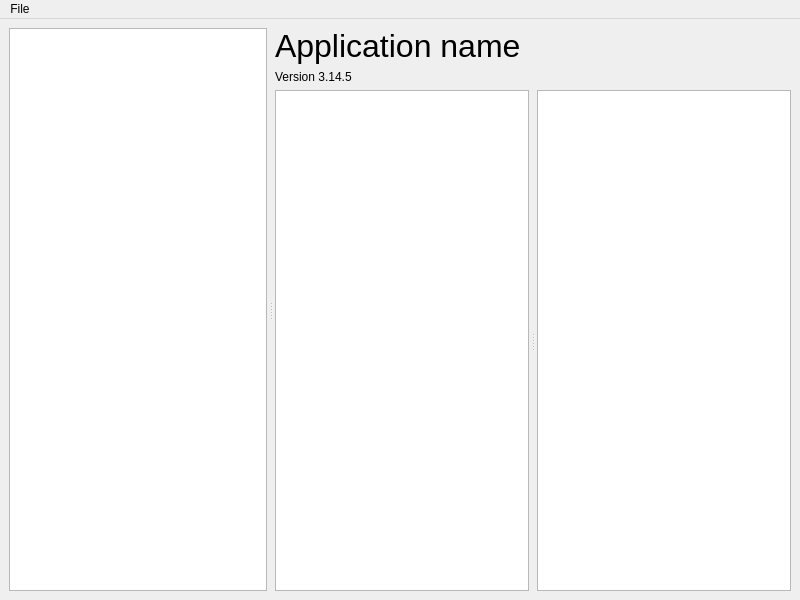
This is src/presentation/windows/MainWindow.ui in bartkessels/it-depends as Qt 5 draws it before an edit. The edited form follows.
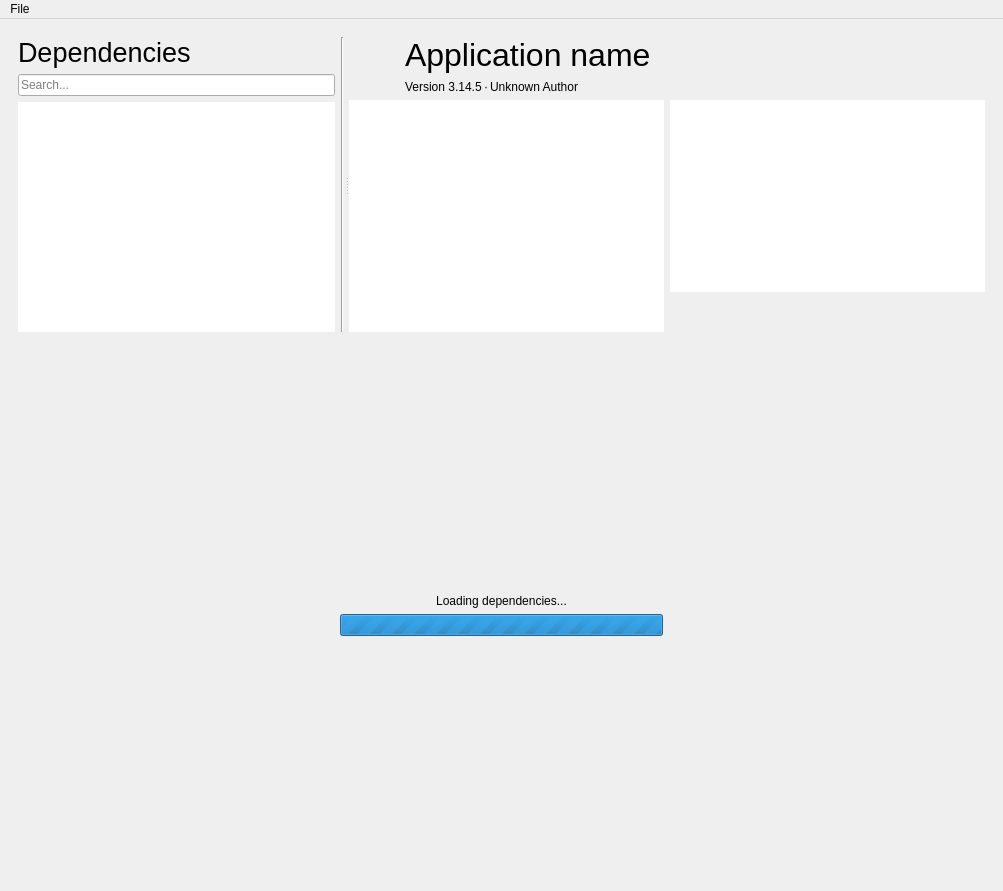
This is the edited form.

```diff
--- a/src/presentation/windows/MainWindow.ui
+++ b/src/presentation/windows/MainWindow.ui
@@ -6,121 +6,923 @@
    <rect>
     <x>0</x>
     <y>0</y>
-    <width>800</width>
-    <height>600</height>
+    <width>1003</width>
+    <height>891</height>
    </rect>
   </property>
   <property name="windowTitle">
    <string>It Depends</string>
   </property>
   <widget class="QWidget" name="centralwidget">
-   <layout class="QGridLayout" name="gridLayout">
-    <item row="0" column="0">
-     <widget class="QSplitter" name="verticalSplitter">
-      <property name="orientation">
-       <enum>Qt::Horizontal</enum>
-      </property>
-      <property name="handleWidth">
-       <number>8</number>
-      </property>
-      <property name="childrenCollapsible">
-       <bool>false</bool>
-      </property>
-      <widget class="QListView" name="globalDependencies"/>
-      <widget class="QWidget" name="layoutWidget">
-       <layout class="QVBoxLayout" name="dependencyLayout">
-        <property name="spacing">
-         <number>6</number>
-        </property>
-        <item>
-         <layout class="QVBoxLayout" name="dependencyNameLayout">
-          <item>
-           <widget class="QLabel" name="name">
-            <property name="sizePolicy">
-             <sizepolicy hsizetype="Expanding" vsizetype="Preferred">
-              <horstretch>0</horstretch>
-              <verstretch>0</verstretch>
-             </sizepolicy>
-            </property>
-            <property name="font">
-             <font>
-              <pointsize>24</pointsize>
-             </font>
-            </property>
-            <property name="text">
-             <string>Application name</string>
-            </property>
-           </widget>
-          </item>
-          <item>
-           <widget class="QLabel" name="version">
-            <property name="sizePolicy">
-             <sizepolicy hsizetype="Expanding" vsizetype="Preferred">
-              <horstretch>0</horstretch>
-              <verstretch>0</verstretch>
-             </sizepolicy>
-            </property>
-            <property name="text">
-             <string>Version 3.14.5</string>
-            </property>
-           </widget>
-          </item>
-         </layout>
-        </item>
-        <item>
-         <widget class="QSplitter" name="dependencyBodySplitter">
-          <property name="sizePolicy">
-           <sizepolicy hsizetype="Expanding" vsizetype="Expanding">
-            <horstretch>0</horstretch>
-            <verstretch>0</verstretch>
-           </sizepolicy>
-          </property>
-          <property name="frameShape">
-           <enum>QFrame::NoFrame</enum>
-          </property>
-          <property name="lineWidth">
-           <number>8</number>
-          </property>
-          <property name="midLineWidth">
-           <number>8</number>
-          </property>
-          <property name="orientation">
-           <enum>Qt::Horizontal</enum>
-          </property>
-          <property name="opaqueResize">
-           <bool>true</bool>
-          </property>
-          <property name="handleWidth">
-           <number>8</number>
-          </property>
-          <property name="childrenCollapsible">
-           <bool>false</bool>
-          </property>
-          <widget class="QWidget" name="layoutWidgetDetails">
-           <layout class="QVBoxLayout" name="dependencyDetailsLayout">
-            <property name="spacing">
-             <number>6</number>
-            </property>
-            <item>
-             <widget class="QPlainTextEdit" name="description">
-              <property name="undoRedoEnabled">
-               <bool>false</bool>
-              </property>
-              <property name="readOnly">
-               <bool>true</bool>
-              </property>
-              <property name="backgroundVisible">
-               <bool>false</bool>
-              </property>
-             </widget>
-            </item>
-           </layout>
-          </widget>
-          <widget class="QListView" name="dependencies"/>
+   <layout class="QVBoxLayout" name="verticalLayout_7">
+    <item>
+     <widget class="QWidget" name="success" native="true">
+      <layout class="QGridLayout" name="gridLayout_2">
+       <item row="0" column="0">
+        <widget class="QSplitter" name="splitter">
+         <property name="orientation">
+          <enum>Qt::Horizontal</enum>
+         </property>
+         <property name="handleWidth">
+          <number>5</number>
+         </property>
+         <widget class="QWidget" name="layoutWidget">
+          <layout class="QHBoxLayout" name="horizontalLayout_2">
+           <item>
+            <layout class="QVBoxLayout" name="verticalLayout">
+             <item>
+              <widget class="QLabel" name="labelDependencies">
+               <property name="sizePolicy">
+                <sizepolicy hsizetype="Expanding" vsizetype="Preferred">
+                 <horstretch>0</horstretch>
+                 <verstretch>0</verstretch>
+                </sizepolicy>
+               </property>
+               <property name="font">
+                <font>
+                 <pointsize>20</pointsize>
+                </font>
+               </property>
+               <property name="text">
+                <string>Dependencies</string>
+               </property>
+              </widget>
+             </item>
+             <item>
+              <widget class="QLineEdit" name="filter">
+               <property name="placeholderText">
+                <string>Search...</string>
+               </property>
+               <property name="clearButtonEnabled">
+                <bool>true</bool>
+               </property>
+              </widget>
+             </item>
+             <item>
+              <widget class="QListWidget" name="dependencies">
+               <property name="palette">
+                <palette>
+                 <active>
+                  <colorrole role="WindowText">
+                   <brush brushstyle="SolidPattern">
+                    <color alpha="216">
+                     <red>0</red>
+                     <green>0</green>
+                     <blue>0</blue>
+                    </color>
+                   </brush>
+                  </colorrole>
+                  <colorrole role="Button">
+                   <brush brushstyle="SolidPattern">
+                    <color alpha="255">
+                     <red>236</red>
+                     <green>236</green>
+                     <blue>236</blue>
+                    </color>
+                   </brush>
+                  </colorrole>
+                  <colorrole role="Light">
+                   <brush brushstyle="SolidPattern">
+                    <color alpha="255">
+                     <red>255</red>
+                     <green>255</green>
+                     <blue>255</blue>
+                    </color>
+                   </brush>
+                  </colorrole>
+                  <colorrole role="Midlight">
+                   <brush brushstyle="SolidPattern">
+                    <color alpha="255">
+                     <red>245</red>
+                     <green>245</green>
+                     <blue>245</blue>
+                    </color>
+                   </brush>
+                  </colorrole>
+                  <colorrole role="Dark">
+                   <brush brushstyle="SolidPattern">
+                    <color alpha="255">
+                     <red>191</red>
+                     <green>191</green>
+                     <blue>191</blue>
+                    </color>
+                   </brush>
+                  </colorrole>
+                  <colorrole role="Mid">
+                   <brush brushstyle="SolidPattern">
+                    <color alpha="255">
+                     <red>169</red>
+                     <green>169</green>
+                     <blue>169</blue>
+                    </color>
+                   </brush>
+                  </colorrole>
+                  <colorrole role="Text">
+                   <brush brushstyle="SolidPattern">
+                    <color alpha="216">
+                     <red>0</red>
+                     <green>0</green>
+                     <blue>0</blue>
+                    </color>
+                   </brush>
+                  </colorrole>
+                  <colorrole role="BrightText">
+                   <brush brushstyle="SolidPattern">
+                    <color alpha="255">
+                     <red>255</red>
+                     <green>255</green>
+                     <blue>255</blue>
+                    </color>
+                   </brush>
+                  </colorrole>
+                  <colorrole role="ButtonText">
+                   <brush brushstyle="SolidPattern">
+                    <color alpha="216">
+                     <red>0</red>
+                     <green>0</green>
+                     <blue>0</blue>
+                    </color>
+                   </brush>
+                  </colorrole>
+                  <colorrole role="Window">
+                   <brush brushstyle="SolidPattern">
+                    <color alpha="255">
+                     <red>236</red>
+                     <green>236</green>
+                     <blue>236</blue>
+                    </color>
+                   </brush>
+                  </colorrole>
+                  <colorrole role="Shadow">
+                   <brush brushstyle="SolidPattern">
+                    <color alpha="255">
+                     <red>0</red>
+                     <green>0</green>
+                     <blue>0</blue>
+                    </color>
+                   </brush>
+                  </colorrole>
+                  <colorrole role="Highlight">
+                   <brush brushstyle="SolidPattern">
+                    <color alpha="255">
+                     <red>165</red>
+                     <green>205</green>
+                     <blue>255</blue>
+                    </color>
+                   </brush>
+                  </colorrole>
+                  <colorrole role="HighlightedText">
+                   <brush brushstyle="SolidPattern">
+                    <color alpha="216">
+                     <red>0</red>
+                     <green>0</green>
+                     <blue>0</blue>
+                    </color>
+                   </brush>
+                  </colorrole>
+                  <colorrole role="Link">
+                   <brush brushstyle="SolidPattern">
+                    <color alpha="255">
+                     <red>9</red>
+                     <green>79</green>
+                     <blue>209</blue>
+                    </color>
+                   </brush>
+                  </colorrole>
+                  <colorrole role="LinkVisited">
+                   <brush brushstyle="SolidPattern">
+                    <color alpha="255">
+                     <red>255</red>
+                     <green>0</green>
+                     <blue>255</blue>
+                    </color>
+                   </brush>
+                  </colorrole>
+                  <colorrole role="AlternateBase">
+                   <brush brushstyle="SolidPattern">
+                    <color alpha="255">
+                     <red>245</red>
+                     <green>245</green>
+                     <blue>245</blue>
+                    </color>
+                   </brush>
+                  </colorrole>
+                  <colorrole role="NoRole">
+                   <brush brushstyle="SolidPattern">
+                    <color alpha="255">
+                     <red>0</red>
+                     <green>0</green>
+                     <blue>0</blue>
+                    </color>
+                   </brush>
+                  </colorrole>
+                  <colorrole role="ToolTipBase">
+                   <brush brushstyle="SolidPattern">
+                    <color alpha="255">
+                     <red>255</red>
+                     <green>255</green>
+                     <blue>255</blue>
+                    </color>
+                   </brush>
+                  </colorrole>
+                  <colorrole role="ToolTipText">
+                   <brush brushstyle="SolidPattern">
+                    <color alpha="255">
+                     <red>0</red>
+                     <green>0</green>
+                     <blue>0</blue>
+                    </color>
+                   </brush>
+                  </colorrole>
+                  <colorrole role="PlaceholderText">
+                   <brush brushstyle="SolidPattern">
+                    <color alpha="63">
+                     <red>0</red>
+                     <green>0</green>
+                     <blue>0</blue>
+                    </color>
+                   </brush>
+                  </colorrole>
+                 </active>
+                 <inactive>
+                  <colorrole role="WindowText">
+                   <brush brushstyle="SolidPattern">
+                    <color alpha="216">
+                     <red>0</red>
+                     <green>0</green>
+                     <blue>0</blue>
+                    </color>
+                   </brush>
+                  </colorrole>
+                  <colorrole role="Button">
+                   <brush brushstyle="SolidPattern">
+                    <color alpha="255">
+                     <red>236</red>
+                     <green>236</green>
+                     <blue>236</blue>
+                    </color>
+                   </brush>
+                  </colorrole>
+                  <colorrole role="Light">
+                   <brush brushstyle="SolidPattern">
+                    <color alpha="255">
+                     <red>255</red>
+                     <green>255</green>
+                     <blue>255</blue>
+                    </color>
+                   </brush>
+                  </colorrole>
+                  <colorrole role="Midlight">
+                   <brush brushstyle="SolidPattern">
+                    <color alpha="255">
+                     <red>245</red>
+                     <green>245</green>
+                     <blue>245</blue>
+                    </color>
+                   </brush>
+                  </colorrole>
+                  <colorrole role="Dark">
+                   <brush brushstyle="SolidPattern">
+                    <color alpha="255">
+                     <red>191</red>
+                     <green>191</green>
+                     <blue>191</blue>
+                    </color>
+                   </brush>
+                  </colorrole>
+                  <colorrole role="Mid">
+                   <brush brushstyle="SolidPattern">
+                    <color alpha="255">
+                     <red>169</red>
+                     <green>169</green>
+                     <blue>169</blue>
+                    </color>
+                   </brush>
+                  </colorrole>
+                  <colorrole role="Text">
+                   <brush brushstyle="SolidPattern">
+                    <color alpha="216">
+                     <red>0</red>
+                     <green>0</green>
+                     <blue>0</blue>
+                    </color>
+                   </brush>
+                  </colorrole>
+                  <colorrole role="BrightText">
+                   <brush brushstyle="SolidPattern">
+                    <color alpha="255">
+                     <red>255</red>
+                     <green>255</green>
+                     <blue>255</blue>
+                    </color>
+                   </brush>
+                  </colorrole>
+                  <colorrole role="ButtonText">
+                   <brush brushstyle="SolidPattern">
+                    <color alpha="255">
+                     <red>0</red>
+                     <green>0</green>
+                     <blue>0</blue>
+                    </color>
+                   </brush>
+                  </colorrole>
+                  <colorrole role="Window">
+                   <brush brushstyle="SolidPattern">
+                    <color alpha="255">
+                     <red>236</red>
+                     <green>236</green>
+                     <blue>236</blue>
+                    </color>
+                   </brush>
+                  </colorrole>
+                  <colorrole role="Shadow">
+                   <brush brushstyle="SolidPattern">
+                    <color alpha="255">
+                     <red>0</red>
+                     <green>0</green>
+                     <blue>0</blue>
+                    </color>
+                   </brush>
+                  </colorrole>
+                  <colorrole role="Highlight">
+                   <brush brushstyle="SolidPattern">
+                    <color alpha="255">
+                     <red>212</red>
+                     <green>212</green>
+                     <blue>212</blue>
+                    </color>
+                   </brush>
+                  </colorrole>
+                  <colorrole role="HighlightedText">
+                   <brush brushstyle="SolidPattern">
+                    <color alpha="216">
+                     <red>0</red>
+                     <green>0</green>
+                     <blue>0</blue>
+                    </color>
+                   </brush>
+                  </colorrole>
+                  <colorrole role="Link">
+                   <brush brushstyle="SolidPattern">
+                    <color alpha="255">
+                     <red>0</red>
+                     <green>0</green>
+                     <blue>255</blue>
+                    </color>
+                   </brush>
+                  </colorrole>
+                  <colorrole role="LinkVisited">
+                   <brush brushstyle="SolidPattern">
+                    <color alpha="255">
+                     <red>255</red>
+                     <green>0</green>
+                     <blue>255</blue>
+                    </color>
+                   </brush>
+                  </colorrole>
+                  <colorrole role="AlternateBase">
+                   <brush brushstyle="SolidPattern">
+                    <color alpha="255">
+                     <red>245</red>
+                     <green>245</green>
+                     <blue>245</blue>
+                    </color>
+                   </brush>
+                  </colorrole>
+                  <colorrole role="NoRole">
+                   <brush brushstyle="NoBrush">
+                    <color alpha="255">
+                     <red>0</red>
+                     <green>0</green>
+                     <blue>0</blue>
+                    </color>
+                   </brush>
+                  </colorrole>
+                  <colorrole role="ToolTipBase">
+                   <brush brushstyle="SolidPattern">
+                    <color alpha="255">
+                     <red>255</red>
+                     <green>255</green>
+                     <blue>255</blue>
+                    </color>
+                   </brush>
+                  </colorrole>
+                  <colorrole role="ToolTipText">
+                   <brush brushstyle="SolidPattern">
+                    <color alpha="255">
+                     <red>0</red>
+                     <green>0</green>
+                     <blue>0</blue>
+                    </color>
+                   </brush>
+                  </colorrole>
+                  <colorrole role="PlaceholderText">
+                   <brush brushstyle="SolidPattern">
+                    <color alpha="63">
+                     <red>0</red>
+                     <green>0</green>
+                     <blue>0</blue>
+                    </color>
+                   </brush>
+                  </colorrole>
+                 </inactive>
+                 <disabled>
+                  <colorrole role="WindowText">
+                   <brush brushstyle="SolidPattern">
+                    <color alpha="63">
+                     <red>0</red>
+                     <green>0</green>
+                     <blue>0</blue>
+                    </color>
+                   </brush>
+                  </colorrole>
+                  <colorrole role="Button">
+                   <brush brushstyle="SolidPattern">
+                    <color alpha="255">
+                     <red>236</red>
+                     <green>236</green>
+                     <blue>236</blue>
+                    </color>
+                   </brush>
+                  </colorrole>
+                  <colorrole role="Light">
+                   <brush brushstyle="SolidPattern">
+                    <color alpha="255">
+                     <red>255</red>
+                     <green>255</green>
+                     <blue>255</blue>
+                    </color>
+                   </brush>
+                  </colorrole>
+                  <colorrole role="Midlight">
+                   <brush brushstyle="SolidPattern">
+                    <color alpha="255">
+                     <red>245</red>
+                     <green>245</green>
+                     <blue>245</blue>
+                    </color>
+                   </brush>
+                  </colorrole>
+                  <colorrole role="Dark">
+                   <brush brushstyle="SolidPattern">
+                    <color alpha="255">
+                     <red>191</red>
+                     <green>191</green>
+                     <blue>191</blue>
+                    </color>
+                   </brush>
+                  </colorrole>
+                  <colorrole role="Mid">
+                   <brush brushstyle="SolidPattern">
+                    <color alpha="255">
+                     <red>169</red>
+                     <green>169</green>
+                     <blue>169</blue>
+                    </color>
+                   </brush>
+                  </colorrole>
+                  <colorrole role="Text">
+                   <brush brushstyle="SolidPattern">
+                    <color alpha="63">
+                     <red>0</red>
+                     <green>0</green>
+                     <blue>0</blue>
+                    </color>
+                   </brush>
+                  </colorrole>
+                  <colorrole role="BrightText">
+                   <brush brushstyle="SolidPattern">
+                    <color alpha="255">
+                     <red>255</red>
+                     <green>255</green>
+                     <blue>255</blue>
+                    </color>
+                   </brush>
+                  </colorrole>
+                  <colorrole role="ButtonText">
+                   <brush brushstyle="SolidPattern">
+                    <color alpha="63">
+                     <red>0</red>
+                     <green>0</green>
+                     <blue>0</blue>
+                    </color>
+                   </brush>
+                  </colorrole>
+                  <colorrole role="Window">
+                   <brush brushstyle="SolidPattern">
+                    <color alpha="255">
+                     <red>236</red>
+                     <green>236</green>
+                     <blue>236</blue>
+                    </color>
+                   </brush>
+                  </colorrole>
+                  <colorrole role="Shadow">
+                   <brush brushstyle="SolidPattern">
+                    <color alpha="255">
+                     <red>0</red>
+                     <green>0</green>
+                     <blue>0</blue>
+                    </color>
+                   </brush>
+                  </colorrole>
+                  <colorrole role="Highlight">
+                   <brush brushstyle="SolidPattern">
+                    <color alpha="255">
+                     <red>212</red>
+                     <green>212</green>
+                     <blue>212</blue>
+                    </color>
+                   </brush>
+                  </colorrole>
+                  <colorrole role="HighlightedText">
+                   <brush brushstyle="SolidPattern">
+                    <color alpha="63">
+                     <red>0</red>
+                     <green>0</green>
+                     <blue>0</blue>
+                    </color>
+                   </brush>
+                  </colorrole>
+                  <colorrole role="Link">
+                   <brush brushstyle="SolidPattern">
+                    <color alpha="255">
+                     <red>0</red>
+                     <green>0</green>
+                     <blue>255</blue>
+                    </color>
+                   </brush>
+                  </colorrole>
+                  <colorrole role="LinkVisited">
+                   <brush brushstyle="SolidPattern">
+                    <color alpha="255">
+                     <red>255</red>
+                     <green>0</green>
+                     <blue>255</blue>
+                    </color>
+                   </brush>
+                  </colorrole>
+                  <colorrole role="AlternateBase">
+                   <brush brushstyle="SolidPattern">
+                    <color alpha="255">
+                     <red>245</red>
+                     <green>245</green>
+                     <blue>245</blue>
+                    </color>
+                   </brush>
+                  </colorrole>
+                  <colorrole role="NoRole">
+                   <brush brushstyle="NoBrush">
+                    <color alpha="255">
+                     <red>0</red>
+                     <green>0</green>
+                     <blue>0</blue>
+                    </color>
+                   </brush>
+                  </colorrole>
+                  <colorrole role="ToolTipBase">
+                   <brush brushstyle="SolidPattern">
+                    <color alpha="255">
+                     <red>255</red>
+                     <green>255</green>
+                     <blue>255</blue>
+                    </color>
+                   </brush>
+                  </colorrole>
+                  <colorrole role="ToolTipText">
+                   <brush brushstyle="SolidPattern">
+                    <color alpha="255">
+                     <red>0</red>
+                     <green>0</green>
+                     <blue>0</blue>
+                    </color>
+                   </brush>
+                  </colorrole>
+                  <colorrole role="PlaceholderText">
+                   <brush brushstyle="SolidPattern">
+                    <color alpha="63">
+                     <red>0</red>
+                     <green>0</green>
+                     <blue>0</blue>
+                    </color>
+                   </brush>
+                  </colorrole>
+                 </disabled>
+                </palette>
+               </property>
+               <property name="focusPolicy">
+                <enum>Qt::ClickFocus</enum>
+               </property>
+               <property name="autoFillBackground">
+                <bool>false</bool>
+               </property>
+               <property name="frameShape">
+                <enum>QFrame::NoFrame</enum>
+               </property>
+               <property name="frameShadow">
+                <enum>QFrame::Plain</enum>
+               </property>
+               <property name="lineWidth">
+                <number>0</number>
+               </property>
+               <property name="midLineWidth">
+                <number>0</number>
+               </property>
+               <property name="editTriggers">
+                <set>QAbstractItemView::NoEditTriggers</set>
+               </property>
+               <property name="showDropIndicator" stdset="0">
+                <bool>false</bool>
+               </property>
+               <property name="selectionBehavior">
+                <enum>QAbstractItemView::SelectItems</enum>
+               </property>
+               <property name="isWrapping" stdset="0">
+                <bool>false</bool>
+               </property>
+               <property name="layoutMode">
+                <enum>QListView::Batched</enum>
+               </property>
+               <property name="selectionRectVisible">
+                <bool>true</bool>
+               </property>
+              </widget>
+             </item>
+            </layout>
+           </item>
+           <item>
+            <widget class="Line" name="line">
+             <property name="orientation">
+              <enum>Qt::Vertical</enum>
+             </property>
+            </widget>
+           </item>
+          </layout>
          </widget>
-        </item>
-       </layout>
-      </widget>
+         <widget class="QWidget" name="">
+          <layout class="QVBoxLayout" name="verticalLayout_6">
+           <item>
+            <layout class="QHBoxLayout" name="horizontalLayout_3">
+             <item>
+              <layout class="QVBoxLayout" name="verticalLayout_2">
+               <item>
+                <widget class="QLabel" name="icon">
+                 <property name="minimumSize">
+                  <size>
+                   <width>50</width>
+                   <height>50</height>
+                  </size>
+                 </property>
+                 <property name="maximumSize">
+                  <size>
+                   <width>50</width>
+                   <height>50</height>
+                  </size>
+                 </property>
+                 <property name="text">
+                  <string/>
+                 </property>
+                </widget>
+               </item>
+              </layout>
+             </item>
+             <item>
+              <layout class="QVBoxLayout" name="verticalLayout_3">
+               <item>
+                <widget class="QLabel" name="name">
+                 <property name="sizePolicy">
+                  <sizepolicy hsizetype="Expanding" vsizetype="Preferred">
+                   <horstretch>0</horstretch>
+                   <verstretch>0</verstretch>
+                  </sizepolicy>
+                 </property>
+                 <property name="font">
+                  <font>
+                   <pointsize>24</pointsize>
+                  </font>
+                 </property>
+                 <property name="text">
+                  <string>Application name</string>
+                 </property>
+                 <property name="textInteractionFlags">
+                  <set>Qt::TextSelectableByKeyboard|Qt::TextSelectableByMouse</set>
+                 </property>
+                </widget>
+               </item>
+               <item>
+                <layout class="QHBoxLayout" name="horizontalLayout">
+                 <property name="spacing">
+                  <number>2</number>
+                 </property>
+                 <item>
+                  <widget class="QLabel" name="version">
+                   <property name="sizePolicy">
+                    <sizepolicy hsizetype="Preferred" vsizetype="Preferred">
+                     <horstretch>0</horstretch>
+                     <verstretch>0</verstretch>
+                    </sizepolicy>
+                   </property>
+                   <property name="text">
+                    <string>Version 3.14.5</string>
+                   </property>
+                   <property name="textInteractionFlags">
+                    <set>Qt::TextSelectableByKeyboard|Qt::TextSelectableByMouse</set>
+                   </property>
+                  </widget>
+                 </item>
+                 <item>
+                  <widget class="QLabel" name="middleDot">
+                   <property name="sizePolicy">
+                    <sizepolicy hsizetype="Preferred" vsizetype="Preferred">
+                     <horstretch>0</horstretch>
+                     <verstretch>0</verstretch>
+                    </sizepolicy>
+                   </property>
+                   <property name="text">
+                    <string>·</string>
+                   </property>
+                  </widget>
+                 </item>
+                 <item>
+                  <widget class="QLabel" name="author">
+                   <property name="sizePolicy">
+                    <sizepolicy hsizetype="Expanding" vsizetype="Preferred">
+                     <horstretch>0</horstretch>
+                     <verstretch>0</verstretch>
+                    </sizepolicy>
+                   </property>
+                   <property name="text">
+                    <string>Unknown Author</string>
+                   </property>
+                   <property name="textInteractionFlags">
+                    <set>Qt::TextSelectableByKeyboard|Qt::TextSelectableByMouse</set>
+                   </property>
+                  </widget>
+                 </item>
+                </layout>
+               </item>
+              </layout>
+             </item>
+            </layout>
+           </item>
+           <item>
+            <layout class="QHBoxLayout" name="horizontalLayout_4">
+             <item>
+              <widget class="QPlainTextEdit" name="description">
+               <property name="focusPolicy">
+                <enum>Qt::ClickFocus</enum>
+               </property>
+               <property name="acceptDrops">
+                <bool>false</bool>
+               </property>
+               <property name="frameShape">
+                <enum>QFrame::Box</enum>
+               </property>
+               <property name="frameShadow">
+                <enum>QFrame::Plain</enum>
+               </property>
+               <property name="lineWidth">
+                <number>0</number>
+               </property>
+               <property name="midLineWidth">
+                <number>0</number>
+               </property>
+               <property name="undoRedoEnabled">
+                <bool>false</bool>
+               </property>
+               <property name="readOnly">
+                <bool>true</bool>
+               </property>
+               <property name="backgroundVisible">
+                <bool>false</bool>
+               </property>
+              </widget>
+             </item>
+             <item>
+              <layout class="QVBoxLayout" name="verticalLayout_5">
+               <item>
+                <widget class="QListWidget" name="urls">
+                 <property name="frameShape">
+                  <enum>QFrame::NoFrame</enum>
+                 </property>
+                 <property name="frameShadow">
+                  <enum>QFrame::Plain</enum>
+                 </property>
+                 <property name="showDropIndicator" stdset="0">
+                  <bool>false</bool>
+                 </property>
+                 <property name="selectionMode">
+                  <enum>QAbstractItemView::NoSelection</enum>
+                 </property>
+                 <property name="selectionBehavior">
+                  <enum>QAbstractItemView::SelectRows</enum>
+                 </property>
+                </widget>
+               </item>
+               <item>
+                <spacer name="verticalSpacer_3">
+                 <property name="orientation">
+                  <enum>Qt::Vertical</enum>
+                 </property>
+                 <property name="sizeHint" stdset="0">
+                  <size>
+                   <width>20</width>
+                   <height>40</height>
+                  </size>
+                 </property>
+                </spacer>
+               </item>
+              </layout>
+             </item>
+            </layout>
+           </item>
+          </layout>
+         </widget>
+        </widget>
+       </item>
+      </layout>
+     </widget>
+    </item>
+    <item>
+     <widget class="QWidget" name="loading" native="true">
+      <layout class="QGridLayout" name="gridLayout">
+       <item row="0" column="1">
+        <spacer name="verticalSpacer_2">
+         <property name="orientation">
+          <enum>Qt::Vertical</enum>
+         </property>
+         <property name="sizeHint" stdset="0">
+          <size>
+           <width>20</width>
+           <height>198</height>
+          </size>
+         </property>
+        </spacer>
+       </item>
+       <item row="1" column="0">
+        <spacer name="horizontalSpacer">
+         <property name="orientation">
+          <enum>Qt::Horizontal</enum>
+         </property>
+         <property name="sizeHint" stdset="0">
+          <size>
+           <width>309</width>
+           <height>20</height>
+          </size>
+         </property>
+        </spacer>
+       </item>
+       <item row="1" column="1">
+        <layout class="QVBoxLayout" name="verticalLayout_4">
+         <item>
+          <widget class="QLabel" name="loadingLabel">
+           <property name="text">
+            <string>Loading dependencies...</string>
+           </property>
+           <property name="alignment">
+            <set>Qt::AlignCenter</set>
+           </property>
+          </widget>
+         </item>
+         <item>
+          <widget class="QProgressBar" name="loadingIndicator">
+           <property name="maximum">
+            <number>0</number>
+           </property>
+           <property name="value">
+            <number>0</number>
+           </property>
+          </widget>
+         </item>
+        </layout>
+       </item>
+       <item row="1" column="2">
+        <spacer name="horizontalSpacer_2">
+         <property name="orientation">
+          <enum>Qt::Horizontal</enum>
+         </property>
+         <property name="sizeHint" stdset="0">
+          <size>
+           <width>309</width>
+           <height>20</height>
+          </size>
+         </property>
+        </spacer>
+       </item>
+       <item row="2" column="1">
+        <spacer name="verticalSpacer">
+         <property name="orientation">
+          <enum>Qt::Vertical</enum>
+         </property>
+         <property name="sizeHint" stdset="0">
+          <size>
+           <width>20</width>
+           <height>198</height>
+          </size>
+         </property>
+        </spacer>
+       </item>
+      </layout>
      </widget>
     </item>
    </layout>
@@ -130,8 +932,8 @@
     <rect>
      <x>0</x>
      <y>0</y>
-     <width>800</width>
-     <height>21</height>
+     <width>1003</width>
+     <height>24</height>
     </rect>
    </property>
    <widget class="QMenu" name="menuFile">
```
